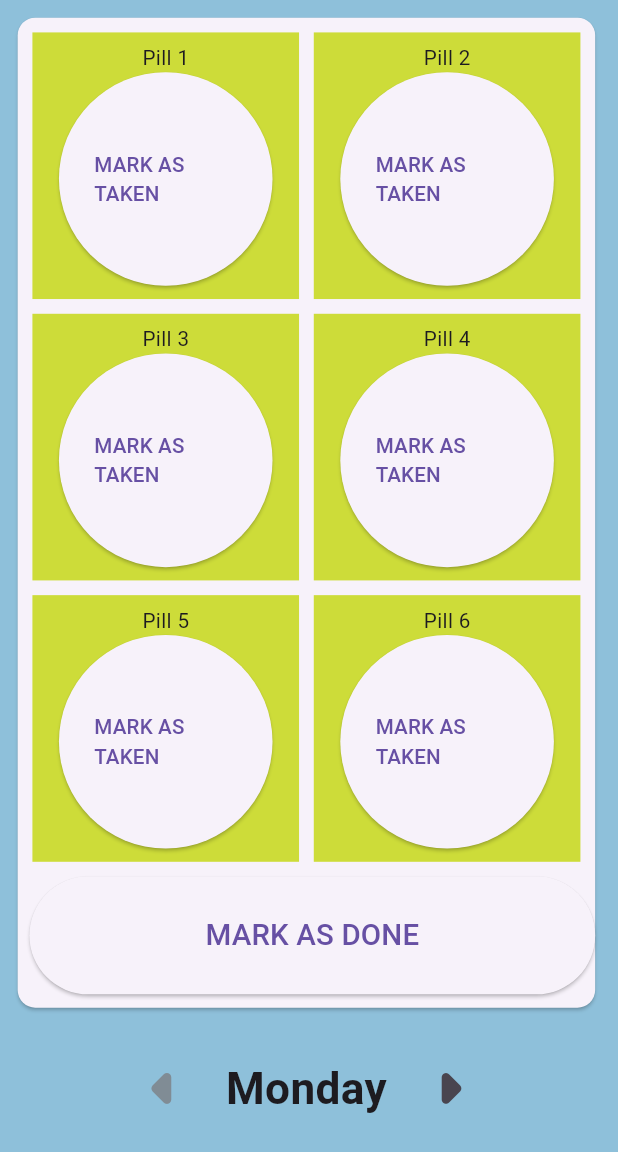
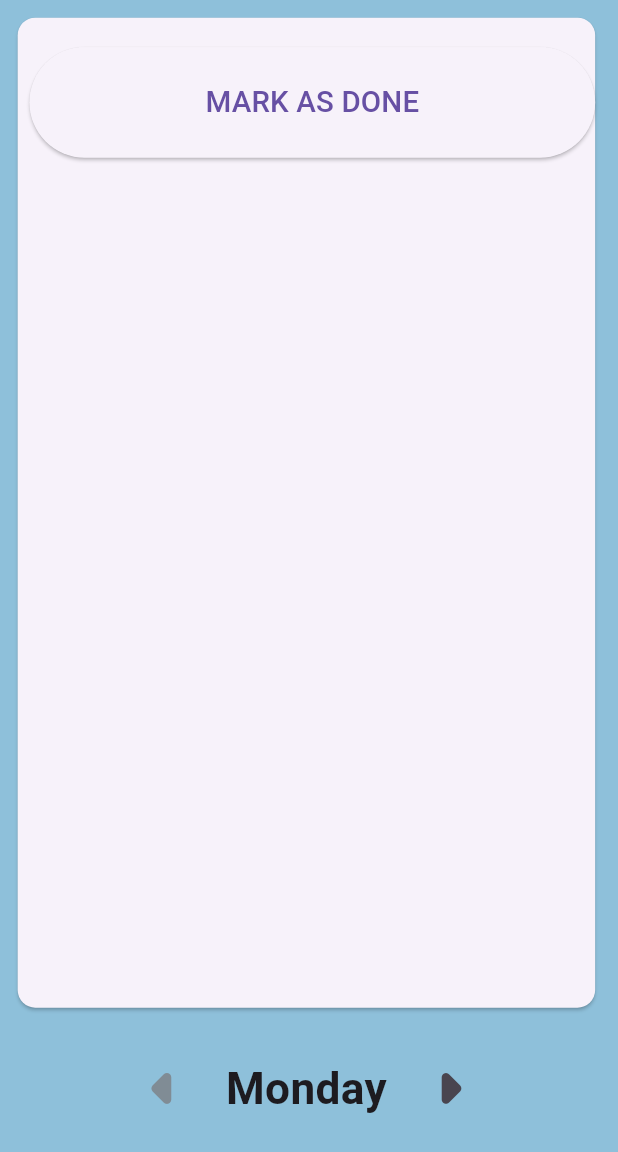
Before and after one commit to ClaireQi1684/MedMinder, a Flutter app: the screen it shows after launch, on a phone screen of 412 x 824 dp, the part 84-1236 px from its top. Run offline on Flutter 3.47's test engine with Material 3 defaults, Android fonts, the phone set to English and light mode, and no system bars.

Commit message:
got 2d array and checking off function working

```diff
--- a/med_minder/lib/main.dart
+++ b/med_minder/lib/main.dart
@@ -12,7 +12,7 @@ class MedMinder extends StatefulWidget {
 }
 
 class MedMinderState extends State<MedMinder> {
-  int currentIndex = 0;
+  int currentDayIndex = 0;
   final List<String> days = [
     "Monday",
     "Tuesday",
@@ -25,25 +25,52 @@ class MedMinderState extends State<MedMinder> {
 
   int checkCounter = 0;
 
-  final List<int> checkCounters = List.filled(6, 0);
+  List<int> pillsPerDay = List.filled(7, 0);
 
-  String get currentDay => days[currentIndex];
+  List<List<int>> pillCheck = List.generate(7, (dayIndex) => []);
+
+  List<int> dayCheck = List.filled(7, 0);
+
+  String get currentDay => days[currentDayIndex];
+
+  @override
+  void initState() {
+    super.initState();
+    addPills();
+  }
 
   void nextDay() {
     setState(() {
-      currentIndex = currentIndex + 1;
+      currentDayIndex = currentDayIndex + 1;
     });
   }
 
   void previousDay() {
     setState(() {
-      currentIndex = currentIndex - 1;
+      currentDayIndex = currentDayIndex - 1;
     });
+  }
+
+  //temp method before add pill function
+  void addPills() {
+    for (int i = 0; i < 7; i++) {
+      pillsPerDay[i] = i;
+      pillCheck[i] = List.filled(pillsPerDay[i], 0);
+    }
+  }
+
+  bool allPillsTaken(int dayIndex) {
+    for (int i = 0; i < pillsPerDay[dayIndex]; i++) {
+      if (pillCheck[dayIndex][i] % 2 == 0) {
+        return false;
+      }
+    }
+    return true;
   }
 
   @override
   Widget build(BuildContext context) {
-    if (currentIndex <= 6) {
+    if (currentDayIndex <= 6) {
       return Scaffold(
         backgroundColor: const Color.fromARGB(255, 142, 192, 218),
         appBar: AppBar(
@@ -72,7 +99,9 @@ class MedMinderState extends State<MedMinder> {
                           crossAxisSpacing: 10.0,
                           mainAxisSpacing: 10.0,
                           padding: const EdgeInsets.all(10.0),
-                          children: List.generate(6, (index) {
+                          children: List.generate(pillsPerDay[currentDayIndex], (
+                            index,
+                          ) {
                             int pillNum = index + 1;
                             return Container(
                               padding: const EdgeInsets.all(7.0),
@@ -81,27 +110,32 @@ class MedMinderState extends State<MedMinder> {
                                 children: [
                                   Center(child: Text("Pill $pillNum")),
                                   Center(
-                                    child: checkCounter % 2 == 0
+                                    child:
+                                        pillCheck[currentDayIndex][index] % 2 ==
+                                            0
                                         ? ElevatedButton(
                                             onPressed: () {
                                               setState(() {
-                                                checkCounter++;
+                                                pillCheck[currentDayIndex][index]++;
                                               });
-                                              print("pill one completed");
+                                              print("pill $index completed");
                                             },
                                             style: ElevatedButton.styleFrom(
                                               fixedSize: const Size(145, 145),
                                             ),
                                             child: Center(
-                                              child: Text("MARK AS TAKEN"),
+                                              child: Text(
+                                                "MARK AS TAKEN",
+                                                style: TextStyle(fontSize: 18),
+                                              ),
                                             ),
                                           )
                                         : IconButton(
                                             onPressed: () {
                                               setState(() {
-                                                checkCounter++;
+                                                pillCheck[currentDayIndex][index]++;
                                               });
-                                              print("pill one completed");
+                                              print("pill $index completed");
                                             },
                                             icon: Icon(Icons.check),
                                             iconSize: 130,
@@ -124,16 +158,52 @@ class MedMinderState extends State<MedMinder> {
                           child: Column(
                             crossAxisAlignment: CrossAxisAlignment.stretch,
                             children: [
-                              ElevatedButton(
+                              Center(
+                                child: !allPillsTaken(currentDayIndex)
+                                    ? ElevatedButton(
                                         onPressed: () {
-                                  print("Monday marked as done");
+                                          print("$currentDay not completed");
+                                          setState(() {
+                                            dayCheck[currentDayIndex] += 0;
+                                          });
                                         },
-                                child: const Text(
+                                        style: ElevatedButton.styleFrom(
+                                          fixedSize: const Size(400, 75),
+                                        ),
+                                        child: Center(
+                                          child: Text(
+                                            "PILLS NOT TAKEN",
+                                            style: TextStyle(fontSize: 20),
+                                          ),
+                                        ),
+                                      )
+                                    : dayCheck[currentDayIndex] == 0
+                                    ? ElevatedButton(
+                                        onPressed: () {
+                                          setState(() {
+                                            dayCheck[currentDayIndex]++;
+                                          });
+                                          print("$currentDay completed");
+                                        },
+                                        style: ElevatedButton.styleFrom(
+                                          fixedSize: const Size(400, 75),
+                                        ),
+                                        child: Center(
+                                          child: Text(
                                             "MARK AS DONE",
                                             style: TextStyle(fontSize: 20),
                                           ),
-                                style: ElevatedButton.styleFrom(
-                                  minimumSize: const Size(200, 80),
+                                        ),
+                                      )
+                                    : IconButton(
+                                        onPressed: () {
+                                          print("$currentDay completed");
+                                        },
+                                        icon: Icon(Icons.check),
+                                        iconSize: 65,
+                                        style: IconButton.styleFrom(
+                                          fixedSize: const Size(400, 75),
+                                        ),
                                       ),
                               ),
                             ],
```
Lines whose indentation alone changed are shown as unchanged.
